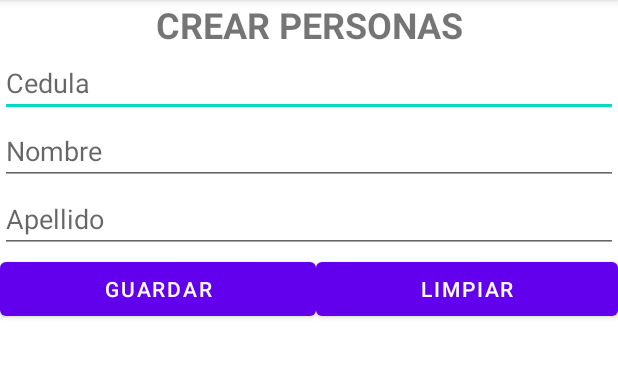
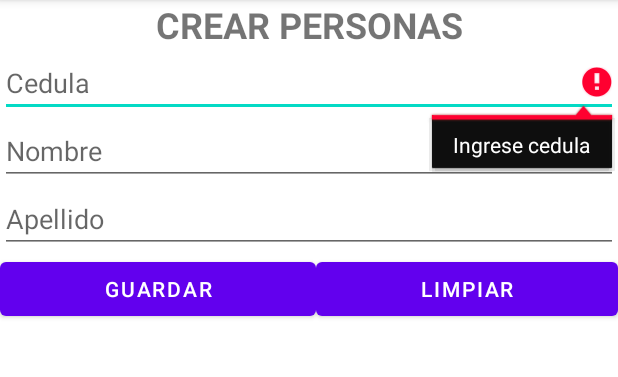
Before and after one commit to DanyT011/Personas4_unimag, an Android app: the CrearPersonas screen opened directly, with no data from a screen before it, after a tap on "GUARDAR", on a phone screen of 412 x 824 dp, the part 84-461 px from its top. Run offline under Robolectric (Android 15) with nearby library versions, the phone set to English and light mode, and no system bars.

```diff
--- a/app/src/main/java/com/example/personas4/CrearPersonas.java
+++ b/app/src/main/java/com/example/personas4/CrearPersonas.java
@@ -22,13 +22,33 @@ public class CrearPersonas extends AppCompatActivity {
     public void guardar(View v){
         String ced, nom, apell;
         Persona p;
+        if(validar()){
+            ced = cedula.getText().toString();
+            nom = nombre.getText().toString();
+            apell = apellido.getText().toString();
+            p = new Persona(ced, nom, apell);
+            p.guardar();
+            Toast.makeText(this, R.string.mensaje_guardado_exitosamente, Toast.LENGTH_LONG).show();
+        }
+    }
+    public boolean validar(){
+        if(cedula.getText().toString().isEmpty()){
+            cedula.setError(getString(R.string.mensaje_error_cedula));
+            cedula.requestFocus();
+            return false;
+        }
+        if(nombre.getText().toString().isEmpty()){
+            nombre.setError(getString(R.string.mensaje_error_nombre));
+            nombre.requestFocus();
+            return false;
+        }
+        if(apellido.getText().toString().isEmpty()){
+            apellido.setError(getString(R.string.mensaje_error_apellido));
+            apellido.requestFocus();
+            return false;
+        }
 
-        ced = cedula.getText().toString();
-        nom = nombre.getText().toString();
-        apell = apellido.getText().toString();
-        p = new Persona(ced, nom, apell);
-        p.guardar();
-        Toast.makeText(this, R.string.mensaje_guardado_exitosamente, Toast.LENGTH_LONG).show();
+        return  true;
     }
     public void limpiar(View v){
         limpiar();
--- a/app/src/main/res/values/strings.xml
+++ b/app/src/main/res/values/strings.xml
@@ -11,6 +11,9 @@
     <string name="listar">Listar</string>
     <string name="crear">Crear</string>
     <string name="mensaje_guardado_exitosamente">Persona guardada exitosamente</string>
+    <string name="mensaje_error_cedula">Ingrese cedula</string>
+    <string name="mensaje_error_nombre">Ingrese Nombre</string>
+    <string name="mensaje_error_apellido">Ingrese Apellido</string>
     <string-array name="opciones">
         <item>@string/crear</item>
         <item>@string/listar</item>
```
Also changed, not shown: 1 other file.
